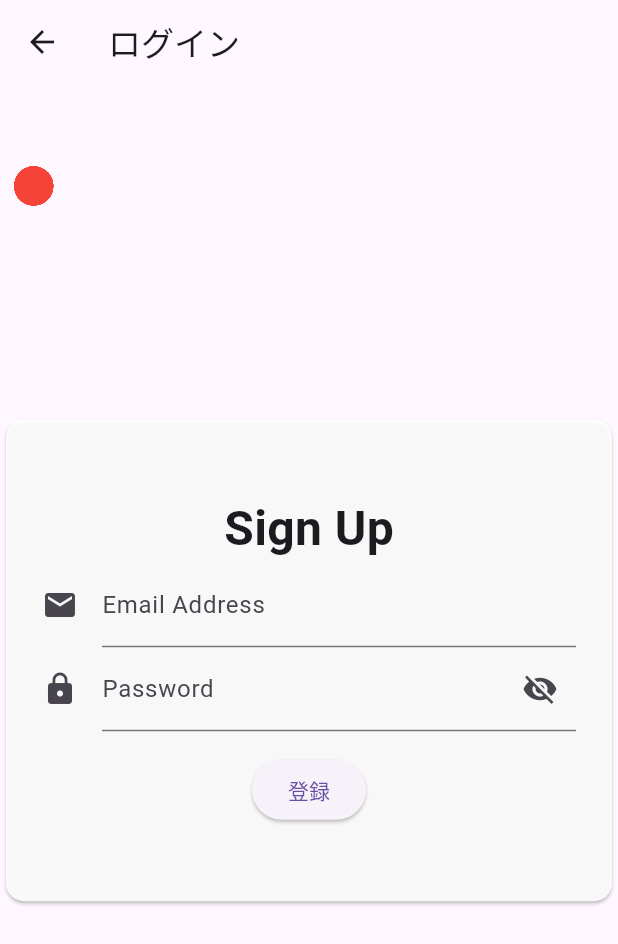
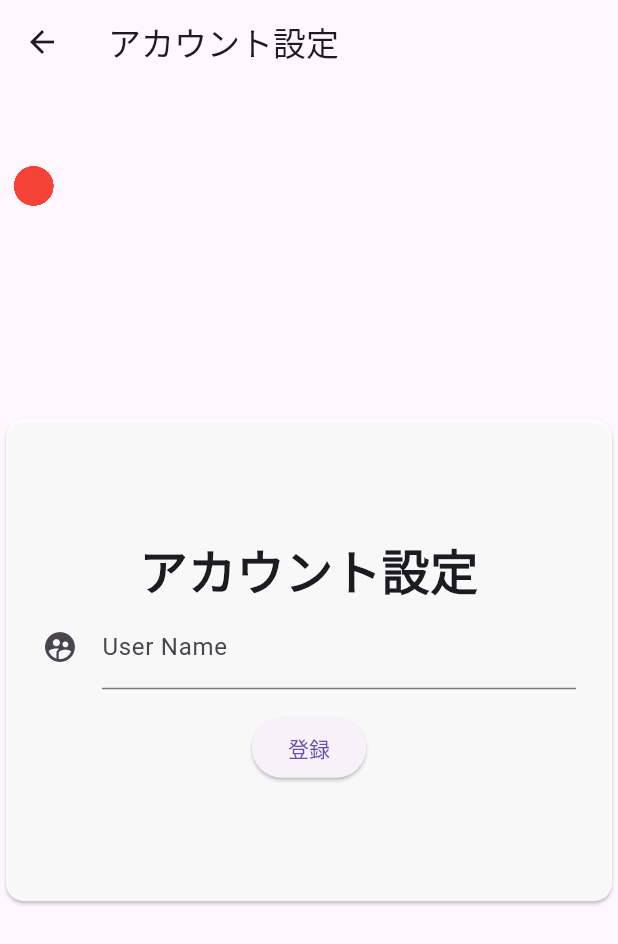
Before and after one commit to KOU050223/Animeishi, a Flutter app: the AccountSettingPage screen opened directly, on a phone screen of 412 x 824 dp. Shown: the top 944 px of the screen. Run offline on Flutter 3.47's test engine with Material 3 defaults, Android fonts, the light colour scheme and no system bars; our stand-ins replace cloud_firestore, firebase_auth, firebase_core, qr_flutter; missing offline and left inert: mobile_scanner; accounts and stored records are empty.

Commit message:
add アカウント設定ページのユーザー名更新機能を追加し、ログアウト後の遷移先を変更

```diff
--- a/lib/ui/auth/view/account_setting_page.dart
+++ b/lib/ui/auth/view/account_setting_page.dart
@@ -12,32 +12,41 @@ class AccountSettingPage extends StatefulWidget {
 }
 
 class _AccountSettingState extends State<AccountSettingPage> {
-  // 入力したメールアドレス・パスワード
   String email = '';
   String password = '';
   String userName = '';
-  String userIcon = '';
-  String userDescription = '';
-  String userSNS = '';
 
   bool hidePassword = true;
   String errorMessage = '';
 
-  final TextEditingController emailController = TextEditingController();
-  final TextEditingController passwordController = TextEditingController();
-
   @override
   void dispose() {
-    emailController.dispose();
-    passwordController.dispose();
     super.dispose();
+  }
+
+  Future<void> _updateUsername() async {
+    final User? user = FirebaseAuth.instance.currentUser;
+    if (user != null) {
+      try {
+        await user.updateProfile(displayName: userName);
+        await user.reload();
+        print('ユーザー名が更新されました: ${user.displayName}');
+      } catch (e) {
+        setState(() {
+          errorMessage = e.toString();
+        });
+        print('ユーザー名の更新中にエラーが発生しました: $e');
+      }
+    } else {
+      print('ユーザーがログインしていません');
+    }
   }
 
   @override
   Widget build(BuildContext context) {
     return Scaffold(
       appBar: AppBar(
-          title: const Text('ログイン'),
+        title: const Text('アカウント設定'),
       ),
       body: BackgroundAnimation1(
         size: MediaQuery.of(context).size,
@@ -48,7 +57,7 @@ class _AccountSettingState extends State<AccountSettingPage> {
               mainAxisSize: MainAxisSize.min,
               children: [
                 const Text(
-                    'Sign Up',
+                  'アカウント設定',
                   style: TextStyle(
                     fontSize: 32,
                     fontWeight: FontWeight.bold,
@@ -56,63 +65,21 @@ class _AccountSettingState extends State<AccountSettingPage> {
                 ),
                 TextFormField(
                   decoration: const InputDecoration(
-                      icon: Icon(Icons.mail),
-                      hintText: 'hogehoge@email.com',
-                      labelText: 'Email Address',
+                    icon: Icon(Icons.supervised_user_circle),
+                    hintText: 'ユーザー名を入力してください',
+                    labelText: 'User Name',
                   ),
                   onChanged: (String value) {
                     setState(() {
-                        email = value;
+                      userName = value;
                     });
-                    },
-                  ),
-                  TextFormField(
-                    obscureText: hidePassword,
-                    decoration: InputDecoration(
-                      icon: const Icon(Icons.lock),
-                      labelText: 'Password',
-                      suffixIcon: IconButton(
-                        icon: Icon(
-                          hidePassword
-                              ? Icons.visibility_off
-                              : Icons.visibility,
-                        ),
-                        onPressed: () {
-                          setState(() {
-                            hidePassword = !hidePassword;
-                          });
-                        },
-                      ),
-                    ),
-                    onChanged: (String value) {
-                      setState(() {
-                        password = value;
-                      });
+                    print(userName);
                   },
                 ),
                 const SizedBox(height: 15),
                 ElevatedButton(
                   child: const Text('登録'),
-                    onPressed: () async {
-                      try {
-                        final User? user = (await FirebaseAuth.instance
-                                .createUserWithEmailAndPassword(
-                                    email: email, password: password))
-                            .user;
-                        if (user != null)
-                          print("ユーザ登録しました ${user.email} , ${user.uid}");
-                        Navigator.push(
-                            context,
-                            MaterialPageRoute(
-                                builder: (context) => AuthPage()));
-                      } catch (e) {
-                        // エラーが発生した場合
-                        setState(() {
-                          errorMessage = e.toString();
-                        });
-                        print(e);
-                      }
-                    },
+                  onPressed: _updateUsername,
                 ),
                 if (errorMessage.isNotEmpty)
                   Padding(
@@ -126,6 +93,7 @@ class _AccountSettingState extends State<AccountSettingPage> {
             ),
           ),
         ),
-        ));
+      ),
+    );
   }
 }
--- a/lib/ui/auth/view/auth_page.dart
+++ b/lib/ui/auth/view/auth_page.dart
@@ -53,8 +53,10 @@ class _AuthPageState extends State<AuthPage> {
                 onPressed: () async {
                   await FirebaseAuth.instance.signOut();
                   print('ログアウトしました');
-                  Navigator.push(context,
-                      MaterialPageRoute(builder: (context) => HomePage()));
+                  Navigator.push(
+                      context,
+                      MaterialPageRoute(
+                          builder: (context) => EmailLoginPage()));
                 },
               ),
             ],
--- a/lib/ui/auth/view/email_login_page.dart
+++ b/lib/ui/auth/view/email_login_page.dart
@@ -29,9 +29,6 @@ class _EmailLoginPage extends State<EmailLoginPage> {
   @override
   Widget build(BuildContext context) {
     return Scaffold(
-        appBar: AppBar(
-          title: const Text('ログイン'),
-        ),
         body: BackgroundAnimation1(
       size: MediaQuery.of(context).size,
       child: Padding(
@@ -66,9 +63,7 @@ class _EmailLoginPage extends State<EmailLoginPage> {
                   labelText: 'Password',
                   suffixIcon: IconButton(
                     icon: Icon(
-                          hidePassword
-                              ? Icons.visibility_off
-                              : Icons.visibility,
+                      hidePassword ? Icons.visibility_off : Icons.visibility,
                     ),
                     onPressed: () {
                       setState(() {
--- a/lib/ui/auth/view/email_sign_up_page.dart
+++ b/lib/ui/auth/view/email_sign_up_page.dart
@@ -1,3 +1,4 @@
+import 'package:animeishi/ui/auth/view/account_setting_page.dart';
 import 'package:animeishi/ui/home/view/home_page.dart';
 import 'package:animeishi/ui/auth/view/auth_page.dart';
 import 'package:flutter/material.dart';
@@ -99,7 +100,7 @@ class _EmailSignUpState extends State<EmailSignUpPage> {
                         Navigator.push(
                             context,
                             MaterialPageRoute(
-                                builder: (context) => AuthPage()));
+                                builder: (context) => AccountSettingPage()));
                       } catch (e) {
                         // エラーが発生した場合
                         setState(() {
```
Lines whose indentation alone changed are shown as unchanged.
